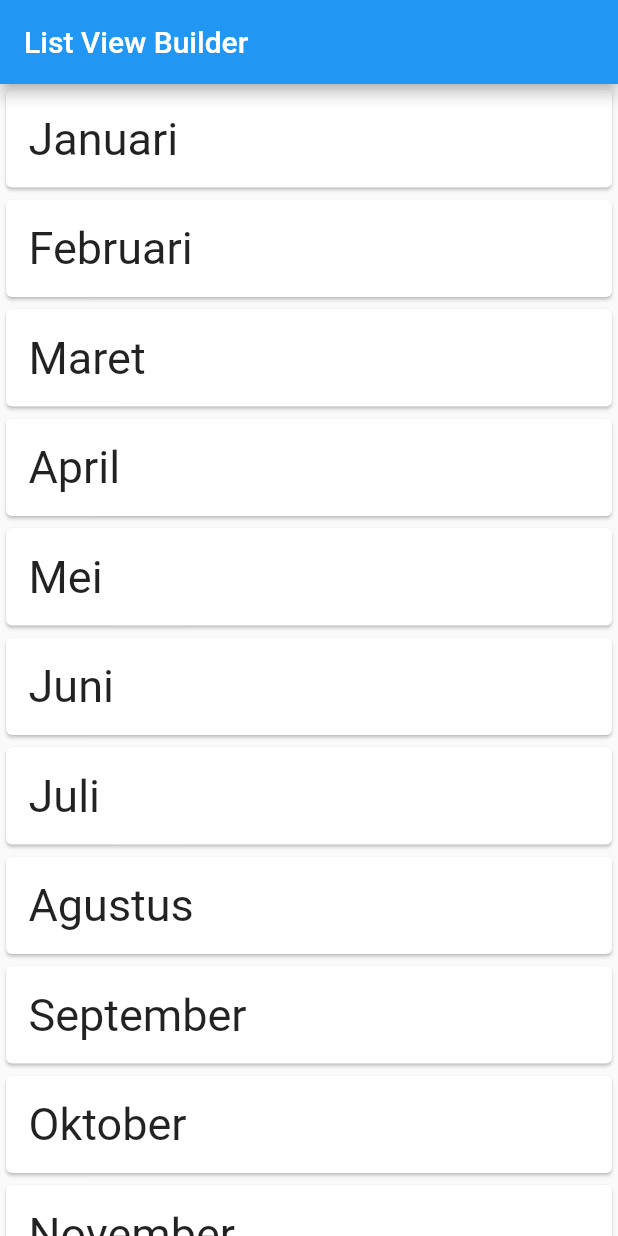
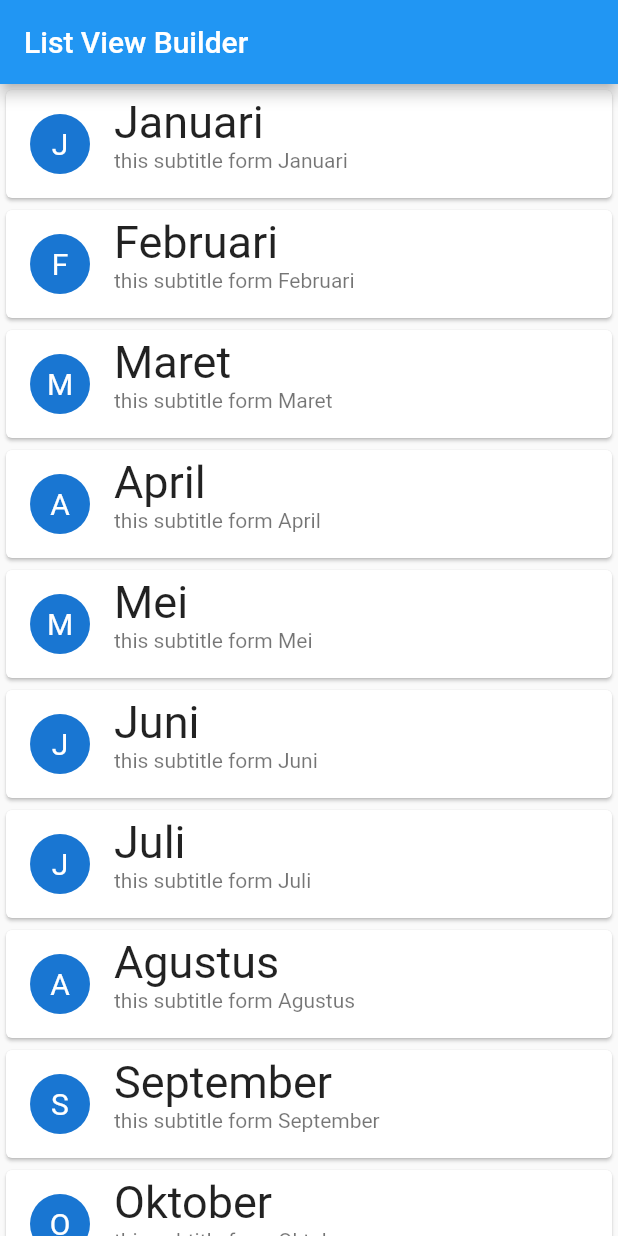
Before and after one commit to hdinjos/state-full-widget-flutter, a Flutter app: the screen it shows after launch, on a phone screen of 412 x 824 dp. Run offline on Flutter 3.47's test engine with Material 2 defaults, Android fonts, the phone set to English and light mode, and no system bars.

Commit message:
list tile

```diff
--- a/lib/main.dart
+++ b/lib/main.dart
@@ -29,11 +29,18 @@ class HomeScreen extends StatelessWidget {
         body: ListView.builder(
           itemBuilder: (context, index) {
             return Card(
-              child: Padding(
-                padding: EdgeInsets.all(15),
-                child: Text(
+              child: ListTile(
+                // contentPadding: EdgeInsets.only(top: 0, bottom: 0),
+                title: Text(
                   bulan[index],
                   style: TextStyle(fontSize: 30),
+                ),
+                subtitle: Text("this subtitle form " + bulan[index]),
+                leading: CircleAvatar(
+                  child: Text(
+                    bulan[index][0],
+                    style: TextStyle(fontSize: 20),
+                  ),
                 ),
               ),
             );
```
